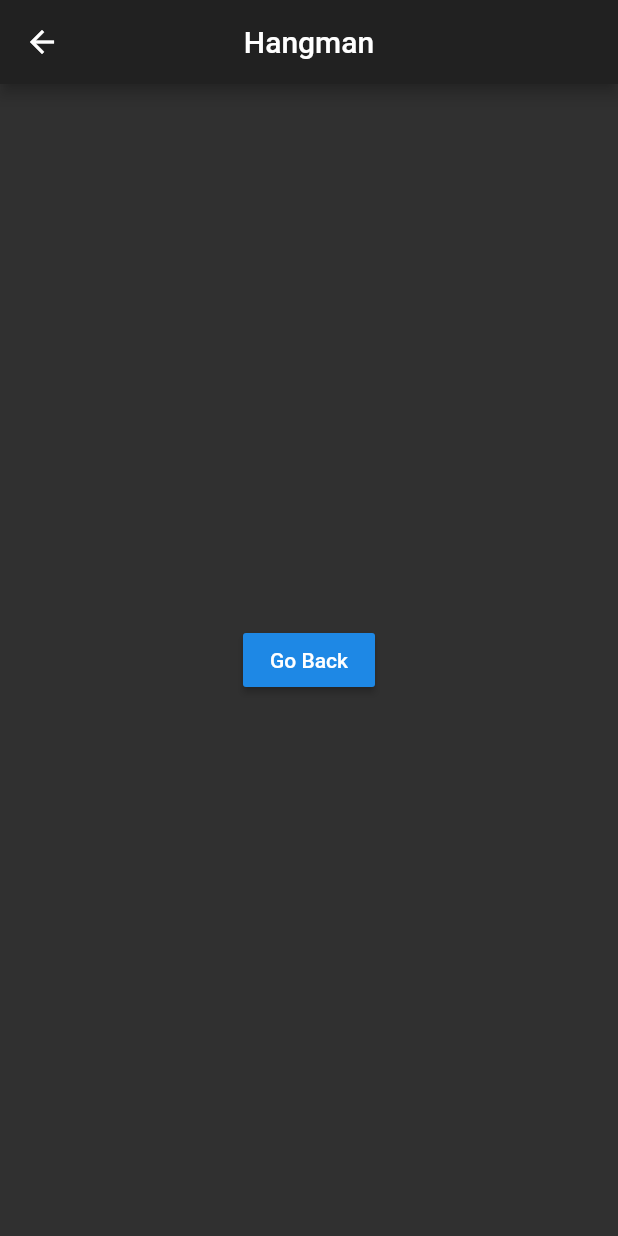
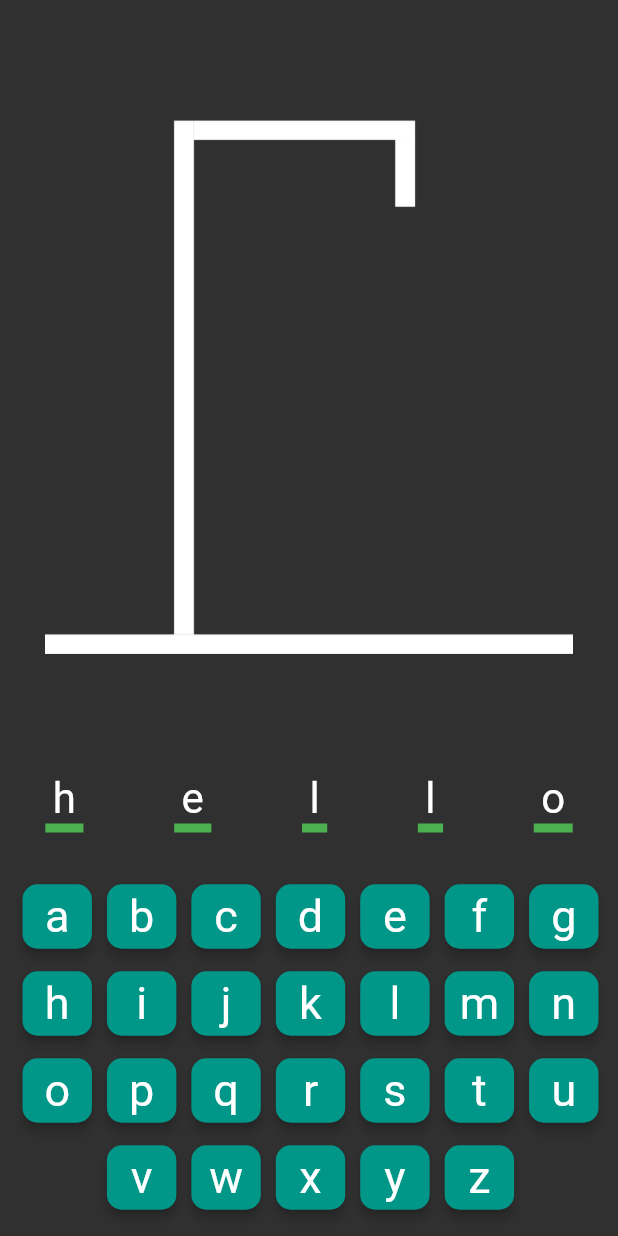
Before and after one commit to Mohammadreza99A/hangman, a Flutter app: the GameScreen screen opened by its route, on a phone screen of 412 x 824 dp. Run offline on Flutter 3.47's test engine with Material 2 defaults, Android fonts, the phone set to English and light mode, and no system bars; our stand-ins replace google_fonts; Roboto replaces fonts that are missing (Acme).

Commit message:
added game screen components but not the state yet

```diff
--- /dev/null
+++ b/Flutter/hangman_flutter/lib/components/letter_input.dart
@@ -0,0 +1,21 @@
+import 'package:flutter/material.dart';
+import 'package:google_fonts/google_fonts.dart';
+
+class LetterInput extends StatelessWidget {
+  LetterInput({this.letter});
+
+  final String letter;
+
+  @override
+  Widget build(BuildContext context) {
+    return Container(
+        padding: EdgeInsets.fromLTRB(5, 0, 5, 0),
+        decoration: BoxDecoration(
+            border: BorderDirectional(
+                bottom: BorderSide(width: 6.0, color: Colors.green))),
+        child: Text(letter,
+            textAlign: TextAlign.center,
+            style:
+                GoogleFonts.acme(fontSize: 28.0, fontWeight: FontWeight.w400)));
+  }
+}
--- /dev/null
+++ b/Flutter/hangman_flutter/lib/components/word_key.dart
@@ -0,0 +1,32 @@
+import 'dart:developer';
+
+import 'package:flutter/cupertino.dart';
+
+import 'package:flutter/material.dart';
+import 'package:google_fonts/google_fonts.dart';
+
+class WordKey extends StatelessWidget {
+  WordKey({this.word});
+
+  final String word;
+
+  @override
+  Widget build(BuildContext context) {
+    return Container(
+        margin: EdgeInsets.all(5),
+        child: RaisedButton(
+          elevation: 3.0,
+          shape:
+              RoundedRectangleBorder(borderRadius: BorderRadius.circular(10)),
+          padding: EdgeInsets.all(4.0),
+          color: Colors.teal,
+          child: Text(word,
+              textAlign: TextAlign.center,
+              style: GoogleFonts.patrickHandSc(
+                  fontSize: 30.0, fontWeight: FontWeight.w400)),
+          onPressed: () {
+            log(word);
+          },
+        ));
+  }
+}
--- a/Flutter/hangman_flutter/lib/game_screen.dart
+++ /dev/null
@@ -1,20 +0,0 @@
-import 'package:flutter/material.dart';
-
-class GameScreen extends StatelessWidget {
-  @override
-  Widget build(BuildContext context) {
-    return Scaffold(
-        appBar: AppBar(
-          title: Text('Hangman'),
-          centerTitle: true,
-        ),
-        body: Center(
-          child: RaisedButton(
-            onPressed: () {
-              Navigator.pop(context);
-            },
-            child: Text('Go Back'),
-          ),
-        ));
-  }
-}
--- a/Flutter/hangman_flutter/lib/home_screen.dart
+++ /dev/null
@@ -1,48 +0,0 @@
-import 'package:flutter/material.dart';
-import 'package:google_fonts/google_fonts.dart';
-
-class HomeScreen extends StatelessWidget {
-  @override
-  Widget build(BuildContext context) {
-    return Scaffold(
-        appBar: AppBar(
-          title: Text('Hangman'),
-          centerTitle: true,
-        ),
-        body: Center(
-            child: Column(
-          mainAxisAlignment: MainAxisAlignment.spaceEvenly,
-          crossAxisAlignment: CrossAxisAlignment.center,
-          children: [
-            _headerText(),
-            _playButton(context),
-          ],
-        )));
-  }
-
-  Widget _playButton(context) {
-    return RaisedButton(
-      onPressed: () {
-        Navigator.pushNamed(context, '/game');
-      },
-      padding: EdgeInsets.all(15),
-      color: Colors.teal,
-      shape:
-          RoundedRectangleBorder(borderRadius: new BorderRadius.circular(30)),
-      child: Text(
-        'Press to Play',
-        style: GoogleFonts.inconsolata(fontSize: 25.0),
-      ),
-    );
-  }
-
-  Widget _headerText() {
-    return Container(
-      child: Text("Find the hidden word before it's too late!",
-          textAlign: TextAlign.center,
-          style: GoogleFonts.ubuntu(fontSize: 25.0)),
-      color: Colors.teal,
-      padding: EdgeInsets.all(25),
-    );
-  }
-}
--- a/Flutter/hangman_flutter/lib/main.dart
+++ b/Flutter/hangman_flutter/lib/main.dart
@@ -1,6 +1,6 @@
 import 'package:flutter/material.dart';
-import 'package:hangman_flutter/game_screen.dart';
-import 'package:hangman_flutter/home_screen.dart';
+import 'package:hangman_flutter/screens/game_screen.dart';
+import 'package:hangman_flutter/screens/home_screen.dart';
 
 void main() => runApp(MaterialApp(
       title: 'Hangman Routes',
--- /dev/null
+++ b/Flutter/hangman_flutter/lib/screens/game_screen.dart
@@ -0,0 +1,120 @@
+import 'package:flutter/material.dart';
+// import 'package:google_fonts/google_fonts.dart';
+import 'package:hangman_flutter/components/letter_input.dart';
+import 'package:hangman_flutter/components/word_key.dart';
+
+class GameScreen extends StatefulWidget {
+  final String selectedWord = 'hello';
+
+  @override
+  GameScreenState createState() => GameScreenState();
+}
+
+class GameScreenState extends State<GameScreen> {
+  List<String> correctLetters;
+  List<String> wrongLetters;
+  int hangmanStage = 0;
+
+  Widget _letterInput() {
+    List<String> letters = widget.selectedWord.split('');
+
+    return Center(
+      child: Row(
+        mainAxisAlignment: MainAxisAlignment.spaceAround,
+        crossAxisAlignment: CrossAxisAlignment.center,
+        children: <Widget>[
+          for (var letter in letters) LetterInput(letter: letter)
+        ],
+      ),
+    );
+  }
+
+  Widget _buildHangmanImage() {
+    return Expanded(
+        child: Container(
+      child: Image.asset(
+        'images/$hangmanStage.png',
+        gaplessPlayback: true,
+      ),
+      margin: EdgeInsets.fromLTRB(0, 10, 0, 10),
+      padding: EdgeInsets.all(30),
+    ));
+  }
+
+  /// @return A table with alphabet words
+  Widget _buildKeyboard() {
+    return Container(
+        padding: EdgeInsets.fromLTRB(10.0, 2.0, 8.0, 10.0),
+        margin: EdgeInsets.fromLTRB(0, 25, 0, 0),
+        child: Table(
+          defaultVerticalAlignment: TableCellVerticalAlignment.baseline,
+          textBaseline: TextBaseline.alphabetic,
+          children: [
+            TableRow(children: [
+              TableCell(child: WordKey(word: 'a')),
+              TableCell(child: WordKey(word: 'b')),
+              TableCell(child: WordKey(word: 'c')),
+              TableCell(child: WordKey(word: 'd')),
+              TableCell(child: WordKey(word: 'e')),
+              TableCell(child: WordKey(word: 'f')),
+              TableCell(child: WordKey(word: 'g')),
+            ]),
+            TableRow(children: [
+              TableCell(child: WordKey(word: 'h')),
+              TableCell(child: WordKey(word: 'i')),
+              TableCell(child: WordKey(word: 'j')),
+              TableCell(child: WordKey(word: 'k')),
+              TableCell(child: WordKey(word: 'l')),
+              TableCell(child: WordKey(word: 'm')),
+              TableCell(child: WordKey(word: 'n')),
+            ]),
+            TableRow(children: [
+              TableCell(child: WordKey(word: 'o')),
+              TableCell(child: WordKey(word: 'p')),
+              TableCell(child: WordKey(word: 'q')),
+              TableCell(child: WordKey(word: 'r')),
+              TableCell(child: WordKey(word: 's')),
+              TableCell(child: WordKey(word: 't')),
+              TableCell(child: WordKey(word: 'u')),
+            ]),
+            TableRow(children: [
+              TableCell(child: Text(' ')),
+              TableCell(child: WordKey(word: 'v')),
+              TableCell(child: WordKey(word: 'w')),
+              TableCell(child: WordKey(word: 'x')),
+              TableCell(child: WordKey(word: 'y')),
+              TableCell(child: WordKey(word: 'z')),
+              TableCell(child: Text(' ')),
+            ])
+          ],
+        ));
+  }
+
+  // Widget _buildHeader() {
+  //   return Expanded(
+  //     flex: 0,
+  //     child: Text(
+  //       "Find the hidden word before it's to late",
+  //       style: GoogleFonts.patrickHand(fontSize: 25.0),
+  //       textAlign: TextAlign.center,
+  //     ),
+  //   );
+  // }
+
+  @override
+  Widget build(BuildContext context) {
+    return Scaffold(
+      body: SafeArea(
+          child: Column(
+        mainAxisAlignment: MainAxisAlignment.spaceEvenly,
+        crossAxisAlignment: CrossAxisAlignment.center,
+        children: <Widget>[
+          // _buildHeader(),
+          _buildHangmanImage(),
+          _letterInput(),
+          _buildKeyboard()
+        ],
+      )),
+    );
+  }
+}
--- /dev/null
+++ b/Flutter/hangman_flutter/lib/screens/home_screen.dart
@@ -0,0 +1,52 @@
+import 'package:flutter/material.dart';
+import 'package:google_fonts/google_fonts.dart';
+
+class HomeScreen extends StatelessWidget {
+  @override
+  Widget build(BuildContext context) {
+    return Scaffold(
+        body: Center(
+            child: Column(
+      mainAxisAlignment: MainAxisAlignment.spaceEvenly,
+      crossAxisAlignment: CrossAxisAlignment.center,
+      children: [
+        _headerText(),
+        _gallowImg(),
+        _playButton(context),
+      ],
+    )));
+  }
+
+  Widget _playButton(context) {
+    return RaisedButton(
+      onPressed: () {
+        Navigator.pushNamed(context, '/game');
+      },
+      padding: EdgeInsets.all(15),
+      color: Colors.teal,
+      shape:
+          RoundedRectangleBorder(borderRadius: new BorderRadius.circular(30)),
+      child: Text('Play',
+          style: GoogleFonts.patrickHand(
+              fontSize: 35.0, letterSpacing: 2.5, fontWeight: FontWeight.w100)),
+    );
+  }
+
+  Widget _headerText() {
+    return Container(
+      child: Text("Hangman",
+          textAlign: TextAlign.center,
+          style: GoogleFonts.patrickHand(
+              fontSize: 65, letterSpacing: 7, fontWeight: FontWeight.w600)),
+      margin: EdgeInsets.fromLTRB(10, 25, 10, 25),
+    );
+  }
+
+  Widget _gallowImg() {
+    return Container(
+      child: Image.asset(
+        'images/gallow.png',
+      ),
+    );
+  }
+}
--- a/Flutter/hangman_flutter/pubspec.yaml
+++ b/Flutter/hangman_flutter/pubspec.yaml
@@ -44,8 +44,8 @@ flutter:
   uses-material-design: true
 
   # To add assets to your application, add an assets section, like this:
-  # assets:
-  #   - images/a_dot_burr.jpeg
+  assets:
+    - images/
   #   - images/a_dot_ham.jpeg
 
   # An image asset can refer to one or more resolution-specific "variants", see
```
Also changed, not shown: Flutter/hangman_flutter/images/0.png (added), Flutter/hangman_flutter/images/1.png (added), Flutter/hangman_flutter/images/2.png (added), Flutter/hangman_flutter/images/3.png (added), Flutter/hangman_flutter/images/4.png (added), Flutter/hangman_flutter/images/5.png (added), Flutter/hangman_flutter/images/6.png (added), Flutter/hangman_flutter/images/gallow.png (added), 1 other file.
